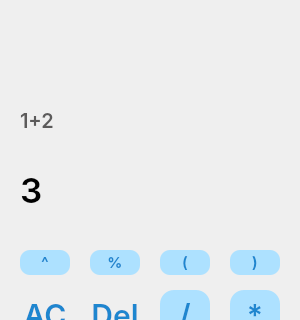
First picture: the form in Calculator_Qt.ui, repository Yusfgus/Calculator_Qt, before the edit; both pictures show x 0 to 300 and y 0 to 320 of the 300 by 600 pixel window.
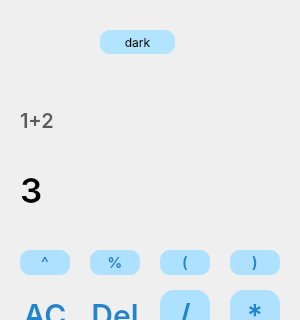
Second picture: the form after the edit.

Commit message: Dark mode

```diff
--- a/Calculator_Qt.ui
+++ b/Calculator_Qt.ui
@@ -696,6 +696,27 @@
      <string>1+2</string>
     </property>
    </widget>
+   <widget class="QPushButton" name="changecss">
+    <property name="geometry">
+     <rect>
+      <x>100</x>
+      <y>30</y>
+      <width>75</width>
+      <height>24</height>
+     </rect>
+    </property>
+    <property name="styleSheet">
+     <string notr="true">border-radius: 10px;
+background: #B2E3FF;
+font-family: Inter;
+
+
+</string>
+    </property>
+    <property name="text">
+     <string>dark</string>
+    </property>
+   </widget>
   </widget>
  </widget>
  <layoutdefault spacing="6" margin="11"/>
```
Left out of the diff: 2 changed lines with no effect on the pictures. The commit also changes 2 other files.
